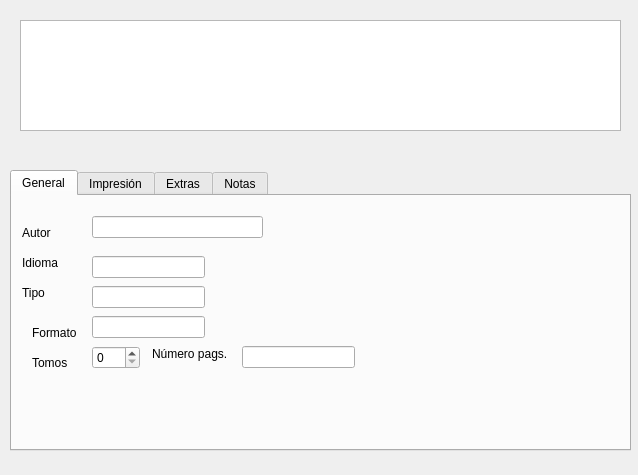
Above: dlgnuevaobra.ui from rogorido/qtpredicadores before the change. Below: the same form after it.
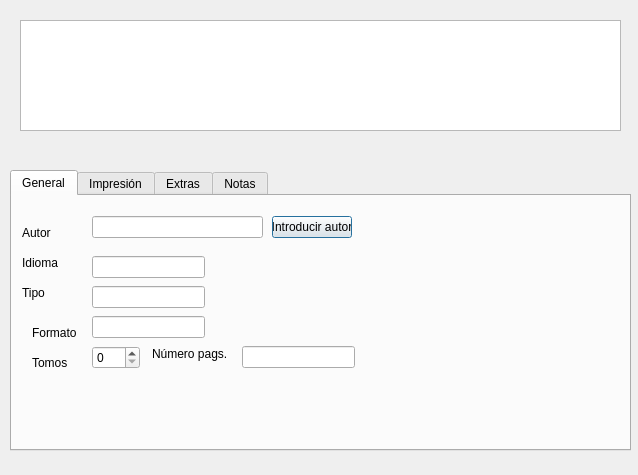
That is the form after the change.

Diff of the .ui file:
```diff
--- a/dlgnuevaobra.ui
+++ b/dlgnuevaobra.ui
@@ -177,6 +177,19 @@
       <string>Autor</string>
      </property>
     </widget>
+    <widget class="QPushButton" name="pushButton">
+     <property name="geometry">
+      <rect>
+       <x>260</x>
+       <y>20</y>
+       <width>80</width>
+       <height>22</height>
+      </rect>
+     </property>
+     <property name="text">
+      <string>Introducir autor</string>
+     </property>
+    </widget>
    </widget>
    <widget class="QWidget" name="tab_2">
     <attribute name="title">
```
